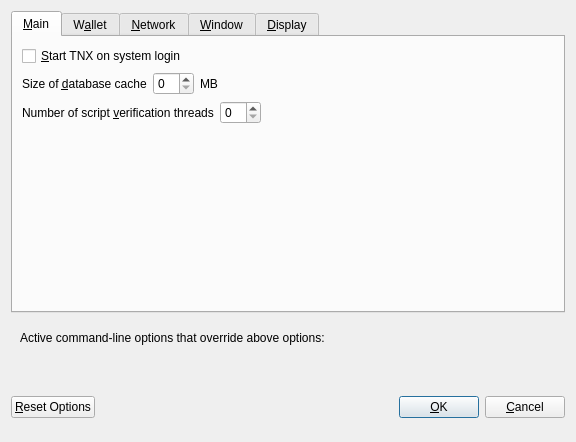
This is src/qt/forms/optionsdialog.ui in MotifyMusicGroup/Motify as Qt 5 draws it before an edit. The edited form follows.
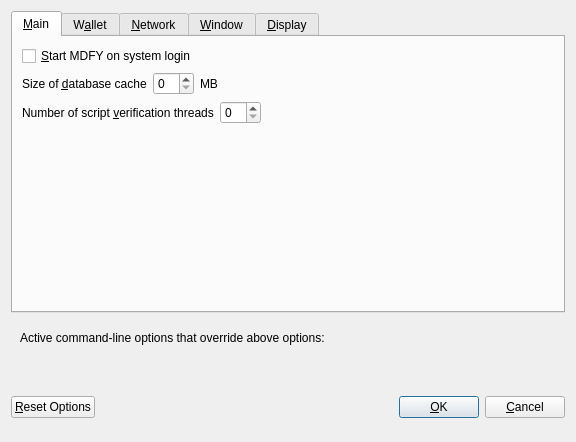
This is the edited form. Custom widgets are drawn as their Qt base class.

Patch:
```diff
--- a/src/qt/forms/optionsdialog.ui
+++ b/src/qt/forms/optionsdialog.ui
@@ -33,7 +33,7 @@
           <string>Automatically start TNX after logging in to the system.</string>
          </property>
          <property name="text">
-          <string>&amp;Start TNX on system login</string>
+          <string>&amp;Start MDFY on system login</string>
          </property>
         </widget>
        </item>
```
Left out of the diff: 8 changed lines with no effect on the pictures.
